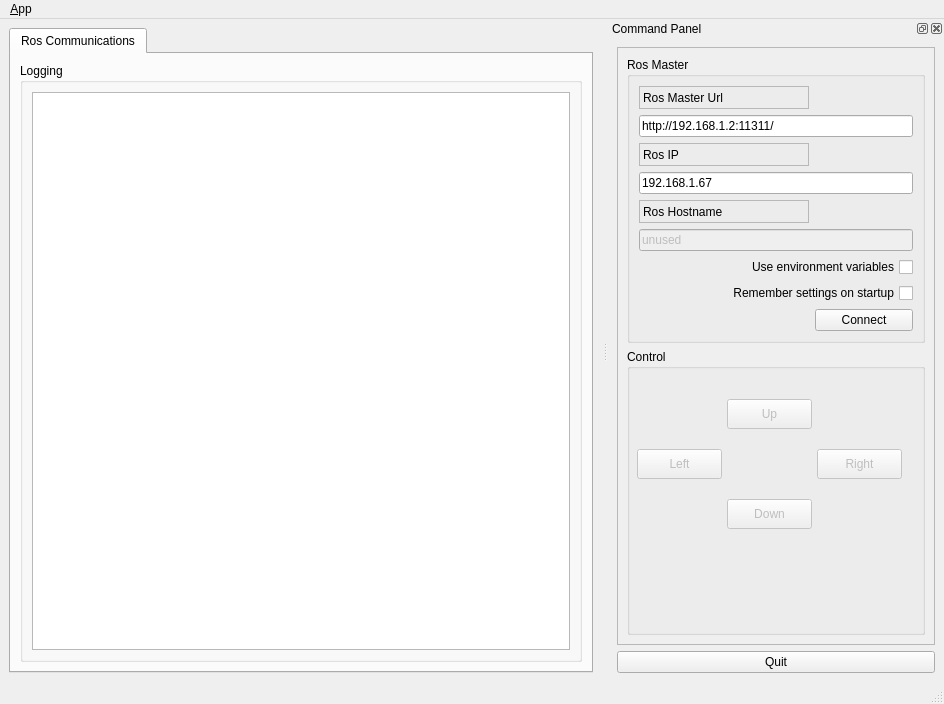
First picture: the form in ui/main_window.ui, repository Newhandnew/ROS-QTTurtleControl, before the edit.
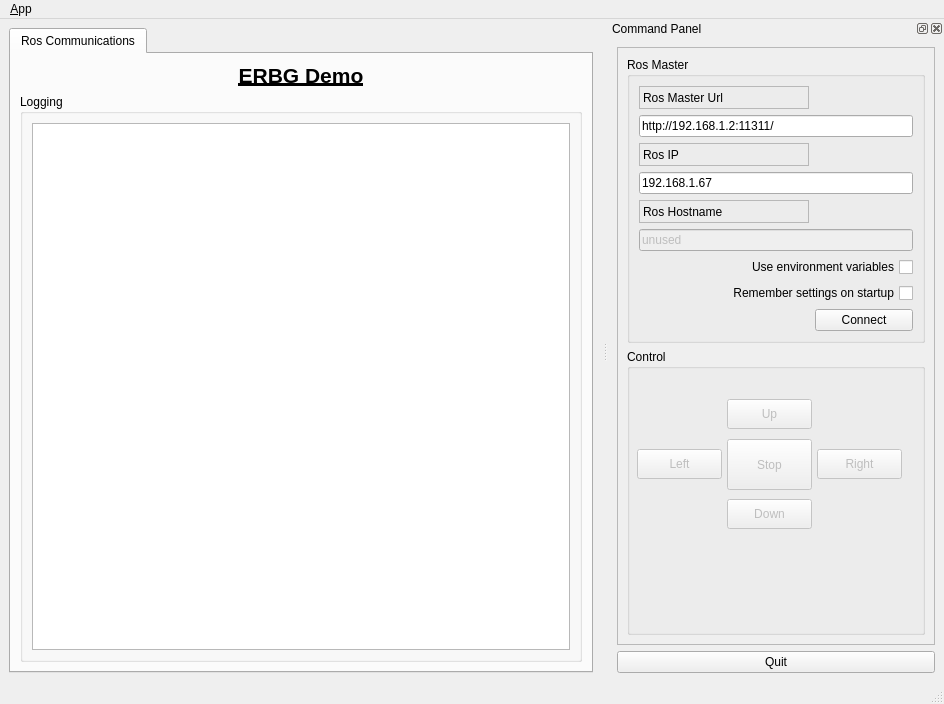
Second picture: the form after the edit. Icons and pictures are not drawn.

What changed in the file:
```diff
--- a/ui/main_window.ui
+++ b/ui/main_window.ui
@@ -47,6 +47,24 @@
         <string>Ros Communications</string>
        </attribute>
        <layout class="QVBoxLayout" name="verticalLayout_2">
+        <item>
+         <widget class="QLabel" name="label_4">
+          <property name="font">
+           <font>
+            <pointsize>16</pointsize>
+            <weight>75</weight>
+            <bold>true</bold>
+            <underline>true</underline>
+           </font>
+          </property>
+          <property name="text">
+           <string>ERBG Demo</string>
+          </property>
+          <property name="alignment">
+           <set>Qt::AlignCenter</set>
+          </property>
+         </widget>
+        </item>
         <item>
          <widget class="QGroupBox" name="groupBox_12">
           <property name="sizePolicy">
@@ -59,7 +77,7 @@
            <string>Logging</string>
           </property>
           <layout class="QGridLayout" name="gridLayout_3">
-           <item row="0" column="0">
+           <item row="1" column="0">
             <widget class="QListView" name="view_logging"/>
            </item>
           </layout>
@@ -390,6 +408,43 @@
            </property>
            <property name="text">
             <string>Down</string>
+           </property>
+           <property name="autoRepeat">
+            <bool>true</bool>
+           </property>
+          </widget>
+          <widget class="QPushButton" name="button_stop">
+           <property name="enabled">
+            <bool>false</bool>
+           </property>
+           <property name="geometry">
+            <rect>
+             <x>100</x>
+             <y>90</y>
+             <width>85</width>
+             <height>51</height>
+            </rect>
+           </property>
+           <property name="sizePolicy">
+            <sizepolicy hsizetype="Fixed" vsizetype="Fixed">
+             <horstretch>0</horstretch>
+             <verstretch>0</verstretch>
+            </sizepolicy>
+           </property>
+           <property name="cursor">
+            <cursorShape>PointingHandCursor</cursorShape>
+           </property>
+           <property name="toolTip">
+            <string>Set the target to the current joint trajectory state.</string>
+           </property>
+           <property name="statusTip">
+            <string>Clear all waypoints and set the target to the current joint trajectory state.</string>
+           </property>
+           <property name="text">
+            <string>Stop</string>
+           </property>
+           <property name="autoRepeat">
+            <bool>false</bool>
            </property>
           </widget>
          </widget>
```
Left out of the diff: 11 changed lines with no effect on the pictures.
